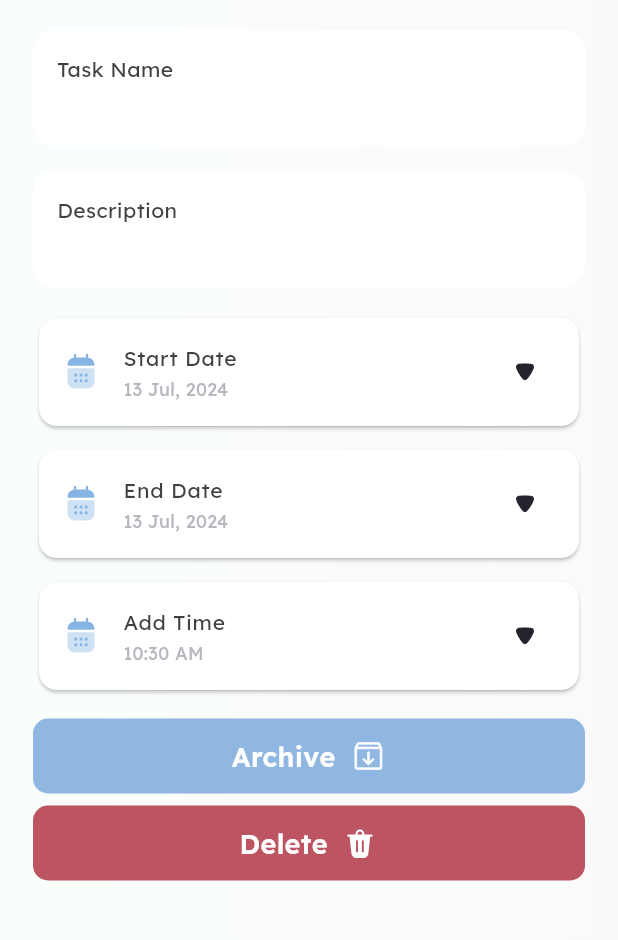
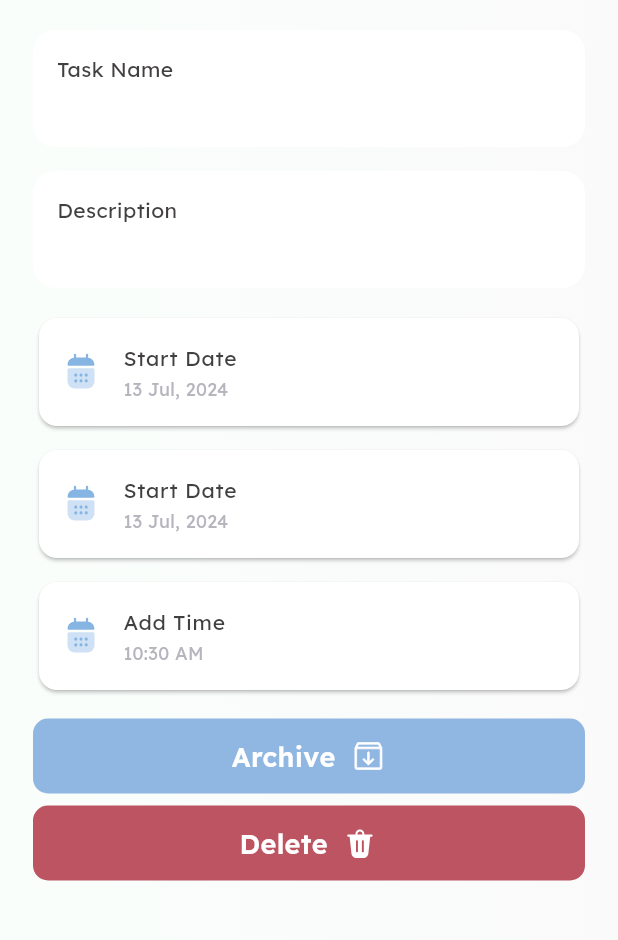
Before and after one commit to mohamedamr77/to-do-app, a Flutter app: the TaskDetailsScreen screen opened directly with empty values, on a phone screen of 412 x 824 dp, the part 60-1000 px from its top. Run offline on Flutter 3.47's test engine with Material 3 defaults, Android fonts, the phone set to English and light mode, and no system bars; our stand-ins replace flutter_bloc, flutter_svg, image_picker.

Commit message:
refecator task details

```diff
--- a/lib/core/textCore.dart
+++ b/lib/core/textCore.dart
@@ -8,6 +8,9 @@ class TextApp {
   static const String doneText = "Done";
   static const String deleteText = "Delete";
   static const String cancelText = "Cancel";
+  static const String archiveText = "Archive";
+  static const String noText = "No";
+  static const String yesText = "Yes";
   static const String enterNameText = "Enter Your Name";
   static const String updatePhotoText = "Update photo";
   static const String areYouSureDeleteText = "Are you sure you want to delete this item?";
@@ -28,7 +31,6 @@ class TextApp {
   static const String pleaseEnterTheTaskNameText = 'Please enter a task name';
   static const String pleaseEnterTheTaskDescText = "Please enter a task description";
   static const String setTimeForTaskText = "Set a Time For The Task";
-
   static const String amText = "AM";
   static const String pmText = "PM";
 }
--- a/lib/features/task_details/views/widgets/task_details_body.dart
+++ b/lib/features/task_details/views/widgets/task_details_body.dart
@@ -3,8 +3,12 @@ import 'dart:io';
 import 'package:flutter/material.dart';
 import 'package:flutter_svg/svg.dart';
 import 'package:intl/intl.dart';
+import 'package:todo/core/colorCore.dart';
 import 'package:todo/core/data/model/task_model.dart';
+import 'package:todo/core/fontfamily.dart';
+import 'package:todo/core/imageCore.dart';
 import 'package:todo/core/shared_widget/custom_appbar.dart';
+import 'package:todo/core/textCore.dart';
 import 'package:todo/features/home_page/views/HomePageScreen.dart';
 import '../../../../core/shared_widget/custom_button.dart';
 import '../../../../core/shared_widget/custom_container_show_data.dart';
@@ -27,28 +31,28 @@ class _TaskDetailsBodyState extends State<TaskDetailsBody> {
           padding: const EdgeInsets.symmetric(horizontal: 22, vertical: 10),
           child: Column(
             children: [
-              const CustomAppbar(title: "Task Details"),
+              const CustomAppbar(title: TextApp.taskDetailsText),
               const SizedBox(height: 20),
               CustomContainerShowData(
-                title: 'Task Name',
+                title: TextApp.taskNameText,
                 detailsTitle: widget.task.taskName.text,
               ),
               const SizedBox(height: 16),
               CustomContainerShowData(
-                  title: "Description",
+                  title: TextApp.descriptionText,
                   detailsTitle: widget.task.taskDescriptionController.text),
               const SizedBox(height: 16),
               Card(
                 color: Colors.white,
                 child: ListTile(
-                  leading: SvgPicture.asset("assets/images/svg/calendar.svg"),
-                  title: const Text(
-                    "Start Date",
+                  leading: SvgPicture.asset(ImageApp.calendarImage),
+                  title:  const Text(
+                    TextApp.startDateText,
                     style: TextStyle(
                       color: Color(0xff423F3F),
                       fontSize: 14,
                       fontWeight: FontWeight.w400,
-                      fontFamily: "LexendDecaRegularStyle",
+                      fontFamily: FontFamilyApp.lexendDecaRegular
                     ),
                   ),
                   subtitle: Text(
@@ -57,24 +61,24 @@ class _TaskDetailsBodyState extends State<TaskDetailsBody> {
                       color: Color(0xffB6B4BD),
                       fontSize: 12,
                       fontWeight: FontWeight.w400,
-                      fontFamily: "LexendDecaRegularStyle",
+                      fontFamily: FontFamilyApp.lexendDecaRegular,
                     ),
                   ),
-                  trailing: SvgPicture.asset("assets/images/svg/Arrow - Down .svg"),
+
                 ),
               ),
               const SizedBox(height: 8),
               Card(
                 color: Colors.white,
                 child: ListTile(
-                  leading: SvgPicture.asset("assets/images/svg/calendar.svg"),
+                  leading: SvgPicture.asset(ImageApp.calendarImage),
                   title: const Text(
-                    "End Date",
+                    TextApp.endDateText,
                     style: TextStyle(
                       color: Color(0xff423F3F),
                       fontSize: 14,
                       fontWeight: FontWeight.w400,
-                      fontFamily: "LexendDecaRegularStyle",
+                      fontFamily:  FontFamilyApp.lexendDecaRegular,
                     ),
                   ),
                   subtitle: Text(
@@ -83,24 +87,24 @@ class _TaskDetailsBodyState extends State<TaskDetailsBody> {
                       color: Color(0xffB6B4BD),
                       fontSize: 12,
                       fontWeight: FontWeight.w400,
-                      fontFamily: "LexendDecaRegularStyle",
+                      fontFamily:  FontFamilyApp.lexendDecaRegular,
                     ),
                   ),
-                  trailing: SvgPicture.asset("assets/images/svg/Arrow - Down .svg"),
+
                 ),
               ),
               const SizedBox(height: 8),
               Card(
                 color: Colors.white,
                 child: ListTile(
-                  leading: SvgPicture.asset("assets/images/svg/calendar.svg"),
+                  leading: SvgPicture.asset(ImageApp.calendarImage),
                   title: const Text(
-                    "Add Time",
+                    TextApp.addTimeText,
                     style: TextStyle(
                       color: Color(0xff423F3F),
                       fontSize: 14,
                       fontWeight: FontWeight.w400,
-                      fontFamily: "LexendDecaRegularStyle",
+                      fontFamily:  FontFamilyApp.lexendDecaRegular,
                     ),
                   ),
                   subtitle: Text(
@@ -109,30 +113,30 @@ class _TaskDetailsBodyState extends State<TaskDetailsBody> {
                       color: Color(0xffB6B4BD),
                       fontSize: 12,
                       fontWeight: FontWeight.w400,
-                      fontFamily: "LexendDecaRegularStyle",
+                      fontFamily:  FontFamilyApp.lexendDecaRegular,
                     ),
                   ),
-                  trailing: SvgPicture.asset("assets/images/svg/Arrow - Down .svg"),
+
                 ),
               ),
               const SizedBox(height: 15),
               CustomButton(
                 backGroundColor: const Color(0XFF90B6E2),
-                nameButton: 'Archive',
+                nameButton: TextApp.archiveText,
                 onTap: () {
                   widget.task.archivedTask = true;
                   Navigator.pop(context);
                 },
-                image: "assets/images/svg/archievetaskIcon.svg",
+                image: ImageApp.archieveIcon,
               ),
               const SizedBox(height: 8),
               CustomButton(
                 backGroundColor: const Color(0XFFBD5461),
-                nameButton: 'Delete',
+                nameButton: TextApp.deleteText,
                 onTap: () {
                   _showDeleteDialog(context, widget.task);
                 },
-                image: "assets/images/svg/delete_dismissible.svg",
+                image: ImageApp.deleteIcon,
               ),
             ],
           ),
@@ -146,11 +150,11 @@ class _TaskDetailsBodyState extends State<TaskDetailsBody> {
       context: context,
       builder: (BuildContext context) {
         return AlertDialog(
-          content:  const Text('Are you sure you want to delete this task?',
+          content:   const Text(TextApp.areYouSureDeleteText,
           style: TextStyle(
             color: Colors.black,
             fontWeight: FontWeight.w500,
-            fontFamily: "LexendDeca",
+            fontFamily: FontFamilyApp.lexendDecaRegular,
             fontSize: 16
           ),
           ),
@@ -168,7 +172,7 @@ class _TaskDetailsBodyState extends State<TaskDetailsBody> {
                        borderRadius: BorderRadius.circular(6),
                        color: const Color(0xffBD5461),
                      ),
-                     child: const Text("Yes",
+                     child: const Text(TextApp.yesText,
                        style: TextStyle(
                            fontSize: 16,
                            fontWeight: FontWeight.w600,
@@ -187,14 +191,14 @@ class _TaskDetailsBodyState extends State<TaskDetailsBody> {
                      padding: const EdgeInsets.symmetric(horizontal: 35,vertical: 10),
                      decoration: BoxDecoration(
                        borderRadius: BorderRadius.circular(6),
-                       color: const Color(0xff90B6E2),
+                       color:  ColorApp.primaryColor,
                      ),
-                     child: const Text("No",
+                     child:  const Text(TextApp.noText,
                        style: TextStyle(
                            fontSize: 16,
                            fontWeight: FontWeight.w600,
-                           fontFamily: "LexendDeca",
-                           color: Colors.white
+                           fontFamily: FontFamilyApp.lexendDecaSemiBold,
+                           color:ColorApp.whiteColor,
                        ),
                      ),
                    ),
@@ -211,6 +215,6 @@ class _TaskDetailsBodyState extends State<TaskDetailsBody> {
 String _formatTaskTime(TimeOfDay time) {
   final hour = time.hour % 12 == 0 ? 12 : time.hour % 12;
   final minute = time.minute.toString().padLeft(2, '0');
-  final period = time.hour < 12 ? 'AM' : 'PM';
+  final period = time.hour < 12 ? TextApp.amText : TextApp.pmText;
   return '$hour:$minute $period';
 }
```
